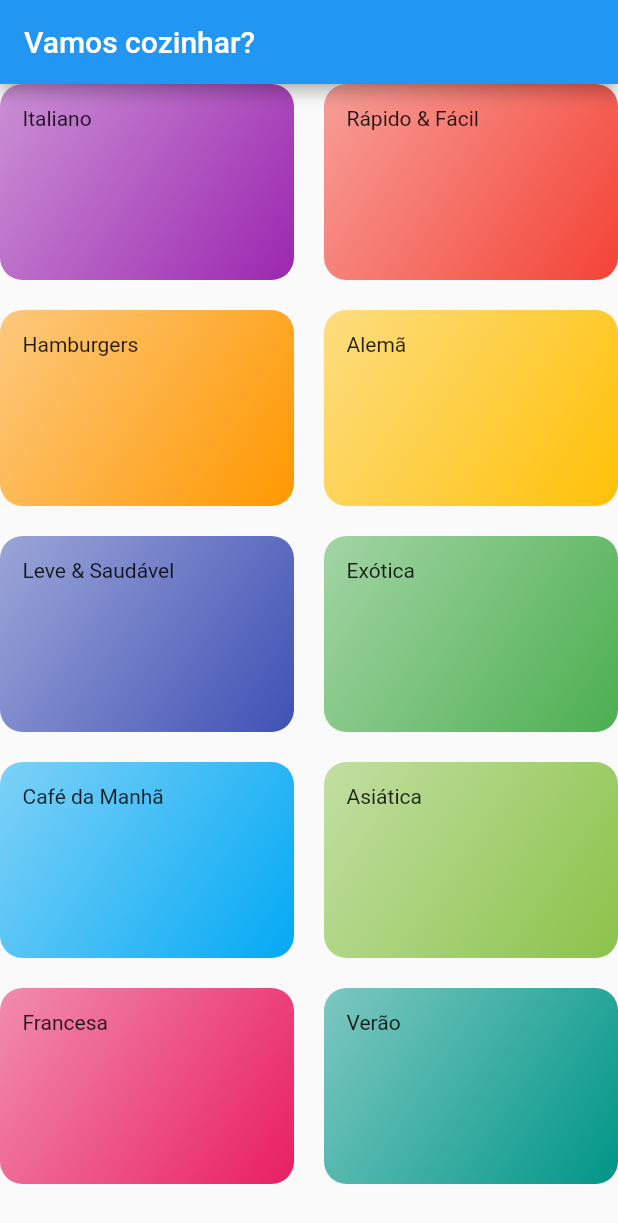
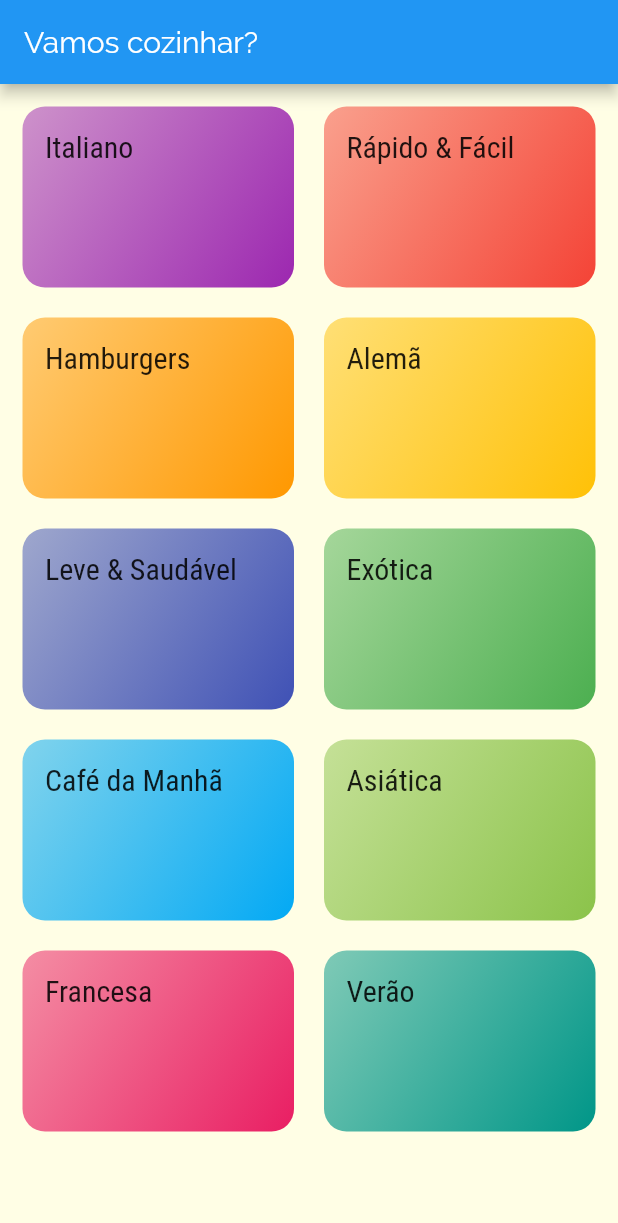
Before and after one commit to EricksonDutra/meals, a Flutter app: the screen it shows after launch, on a phone screen of 412 x 824 dp. Shown: the top 1223 px of the screen. Run offline on Flutter 3.47's test engine with Material 2 defaults, Android fonts, the phone set to English and light mode, and no system bars.

Commit message:
add navegation

```diff
--- a/lib/components/category_item.dart
+++ b/lib/components/category_item.dart
@@ -1,5 +1,6 @@
 import 'package:flutter/material.dart';
 import 'package:meals/models/category.dart';
+import '../screens/categories_meals_screen.dart';
 
 class CategoryItem extends StatelessWidget {
   final Category category;
@@ -7,11 +8,29 @@ class CategoryItem extends StatelessWidget {
   // ignore: use_key_in_widget_constructors
   const CategoryItem(this.category);
 
+  void _selectCategory(BuildContext context) {
+    Navigator.of(context).push(
+      MaterialPageRoute(
+        builder: (_) {
+          return CategoriesMealsScreen(category);
+        },
+      ),
+    );
+  }
+
   @override
   Widget build(BuildContext context) {
-    return Container(
+    return InkWell(
+      onTap: () => _selectCategory(context),
+      splashColor: Theme.of(context).primaryColor,
+      borderRadius: BorderRadius.circular(15),
+      child: Container(
+        // ignore: prefer_const_constructors
         padding: EdgeInsets.all(15),
-      child: Text(category.title),
+        child: Text(
+          category.title,
+          style: Theme.of(context).textTheme.subtitle1,
+        ),
         decoration: BoxDecoration(
           borderRadius: BorderRadius.circular(15),
           gradient: LinearGradient(
@@ -23,6 +42,7 @@ class CategoryItem extends StatelessWidget {
             end: Alignment.bottomRight,
           ),
         ),
+      ),
     );
   }
 }
--- a/lib/data/dummy_data.dart
+++ b/lib/data/dummy_data.dart
@@ -2,6 +2,7 @@ import 'package:flutter/material.dart';
 
 import '../models/category.dart';
 
+// ignore: unnecessary_const, constant_identifier_names
 const DUMMY_CATEGORIES = const [
   Category(
     id: 'c1',
--- a/lib/main.dart
+++ b/lib/main.dart
@@ -10,7 +10,16 @@ class MyApp extends StatelessWidget {
     return MaterialApp(
       title: 'DeliMeals',
       theme: ThemeData(
-        primarySwatch: Colors.blue,
+        fontFamily: 'Raleway',
+        canvasColor: const Color.fromRGBO(255, 254, 229, 1),
+        textTheme: ThemeData.light().textTheme.copyWith(
+              subtitle1: const TextStyle(
+                fontSize: 20,
+                fontFamily: 'RobotoCondensed',
+              ),
+            ),
+        colorScheme: ColorScheme.fromSwatch(primarySwatch: Colors.pink)
+            .copyWith(secondary: Colors.amber),
       ),
       home: const CategoriesScreen(),
     );
--- a/lib/screens/categories_screen.dart
+++ b/lib/screens/categories_screen.dart
@@ -13,6 +13,7 @@ class CategoriesScreen extends StatelessWidget {
         title: Text('Vamos cozinhar?'),
       ),
       body: GridView(
+        padding: const EdgeInsets.all(15),
         // ignore: prefer_const_constructors
         gridDelegate: SliverGridDelegateWithMaxCrossAxisExtent(
           maxCrossAxisExtent: 200,
```
Also changed, not shown: lib/screens/categories_meals_screen.dart (added, +23 -0 lines), pubspec.yaml (+17 -6 lines), lib/assets/fonts/Raleway-Black.ttf (added), lib/assets/fonts/Raleway-Bold.ttf (added), lib/assets/fonts/Raleway-Regular.ttf (added), lib/assets/fonts/RobotoCondensed-Bold.ttf (added), lib/assets/fonts/RobotoCondensed-Italic.ttf (added), lib/assets/fonts/RobotoCondensed-Light.ttf (added), lib/assets/fonts/RobotoCondensed-Regular.ttf (added), 1 other file. Lines whose indentation alone changed are shown as unchanged.
